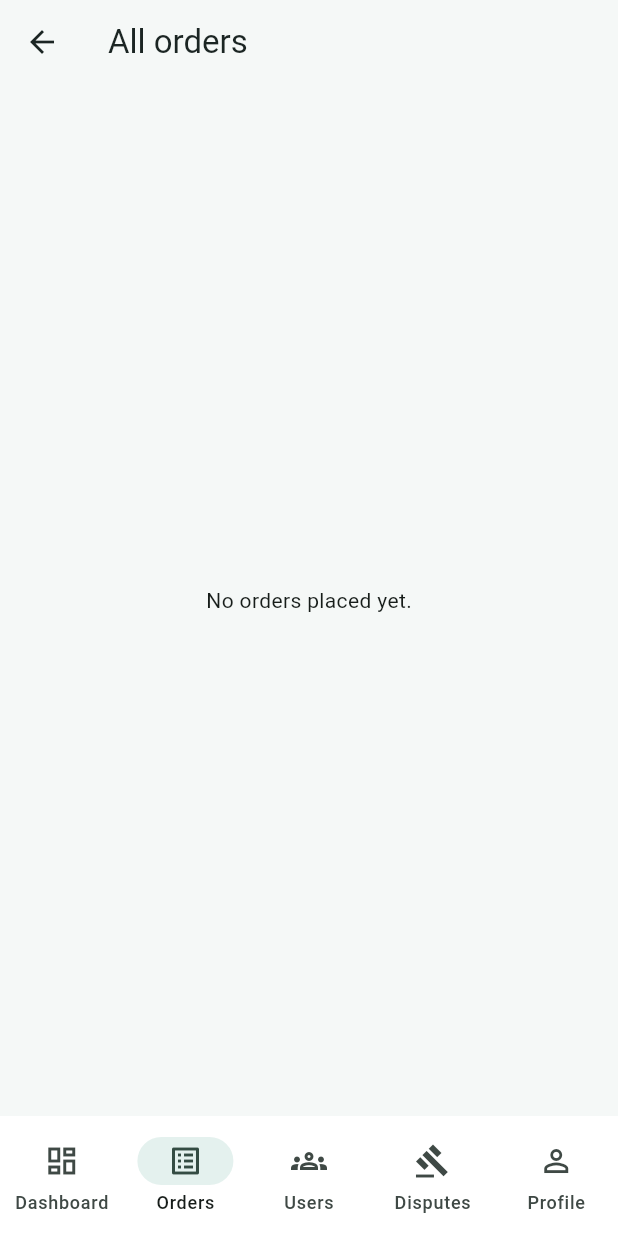
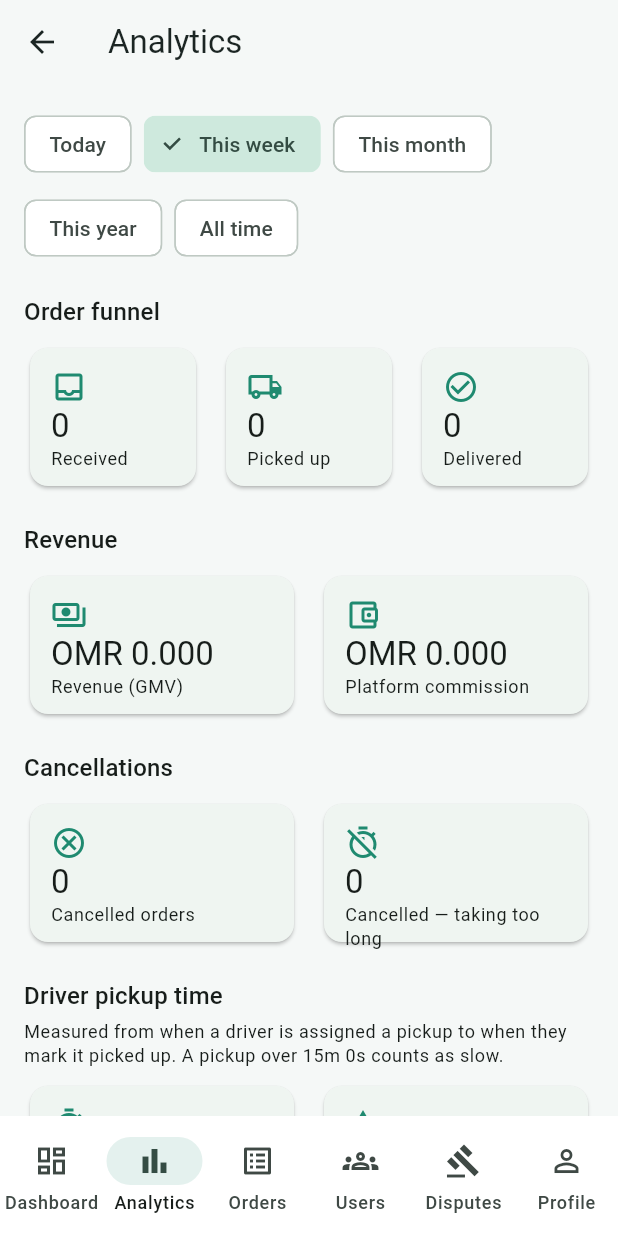
Before and after one commit to talalscorpions-dotcom/Laundry-, a Flutter app: the AdminShell screen opened by its route, item 2 of the bottom bar chosen, on a phone screen of 412 x 824 dp. Run offline on Flutter 3.47's test engine with Material 3 defaults, Android fonts, the phone set to English and light mode, and no system bars; our stand-ins replace file_picker, geolocator; accounts and stored records are empty.

Commit message:
feat(admin): Analytics tab — order funnel, revenue, partner/driver performance, cancellations
Adds a period-filtered (Today/This week/This month/This year/All time)
Analytics tab to the admin panel, plus the data plumbing it needs:

- Order funnel: orders received vs. picked up vs. delivered, per period.
- Revenue: GMV and platform commission generated per period.
- Partner performance: orders received per partner, per period.
- Driver pickup-time performance: average time from a driver being
  assigned a pickup (effectively "accepting" the job) to marking it
  picked up, plus a per-driver breakdown flagging pickups over a 15-minute
  threshold as slow.
- Cancellations: how many orders were cancelled, and how many specifically
  because the customer said the order was taking too long.

To make that last one real rather than always zero, customers now get a
"Cancel order" button on the tracking screen (available before a driver
has physically picked up the items) with a reason picker — taking too
long / changed my mind / other — stored as a new `CancellationReason` on
the order.

Underlying data model changes:
- LaundryOrder gains timestamp fields (pickupAssignedAt, pickedUpAt,
  deliveryAssignedAt, outForDeliveryAt, deliveredAt, cancelledAt) set by
  the corresponding AppState method as the order moves through its
  lifecycle, plus a `pickupDuration` getter — analytics reads these
  directly instead of parsing the free-text activity log.
- cancelOrder gained optional `category`/`cancelledByRole` params
  (backward compatible — existing positional calls are unaffected).
- New lib/utils/analytics.dart: `ReportPeriod` enum (with a `startFrom`
  cutoff helper) and a small `DriverPickupStats` DTO.
- New AppState reporting methods: ordersSince, receivedCountFor,
  pickedUpCountFor, deliveredCountFor, revenueFor, commissionFor,
  orderCountByPartner, averagePickupDuration, slowPickupCount,
  driverPickupStats, cancelledCountFor, cancelledDueToDelayCountFor.

Verified with flutter analyze (clean), flutter test (25/25 passing,
including 7 new analytics tests), flutter build web --release, and a full
live run through the deployed build (place → cancel-for-delay one order,
place → accept → assign → pick up another, then confirmed the Analytics
tab's numbers matched exactly).

Co-Authored-By: Claude Sonnet 5 <noreply@anthropic.com>
Claude-Session: https://claude.ai/code/session_01TsiDGdgUvaWPVwPFWuUDNE

```diff
--- a/lib/data/app_state.dart
+++ b/lib/data/app_state.dart
@@ -12,6 +12,7 @@ import '../services/device_location_service.dart';
 import '../services/location_service.dart';
 import '../services/notification_service.dart';
 import '../services/payment_service.dart';
+import '../utils/analytics.dart';
 import '../utils/password_hash.dart';
 import '../utils/scheduling.dart';
 import 'mock_data.dart';
@@ -435,6 +436,10 @@ class AppState extends ChangeNotifier {
     _mutate(orderId, (o) {
       o.pickupDriverId = driverId;
       o.status = OrderStatus.pickupAssigned;
+      // The moment the driver is assigned is, in effect, when they "accept"
+      // the pickup job — the admin analytics screen measures driver pickup
+      // time from here to markPickedUp below.
+      o.pickupAssignedAt = DateTime.now();
       o.logEvent('${driverById(driverId)?.name ?? driverId} assigned for pickup.');
     });
   }
@@ -442,6 +447,7 @@ class AppState extends ChangeNotifier {
   void markPickedUp(String orderId) {
     _mutate(orderId, (o) {
       o.status = OrderStatus.pickedUp;
+      o.pickedUpAt = DateTime.now();
       o.logEvent('Items picked up from customer.');
     });
   }
@@ -541,6 +547,7 @@ class AppState extends ChangeNotifier {
     _mutate(orderId, (o) {
       o.deliveryDriverId = driverId;
       o.status = OrderStatus.deliveryAssigned;
+      o.deliveryAssignedAt = DateTime.now();
       o.logEvent('${driverById(driverId)?.name ?? driverId} assigned for delivery.');
     });
   }
@@ -553,6 +560,7 @@ class AppState extends ChangeNotifier {
     _mutate(orderId, (o) {
       o.deliveryOtp = (1000 + _random.nextInt(9000)).toString();
       o.status = OrderStatus.outForDelivery;
+      o.outForDeliveryAt = DateTime.now();
       o.logEvent('Out for delivery.');
     });
   }
@@ -568,6 +576,7 @@ class AppState extends ChangeNotifier {
     }
     _mutate(orderId, (o) {
       o.status = OrderStatus.delivered;
+      o.deliveredAt = DateTime.now();
       if (o.paymentMethod == PaymentMethod.cashOnDelivery) {
         o.paymentStatus = PaymentStatus.paid;
       }
@@ -576,9 +585,18 @@ class AppState extends ChangeNotifier {
     return true;
   }
 
-  void cancelOrder(String orderId, String reason) {
+  /// Cancels an order. [category] and [cancelledByRole] are optional
+  /// structured tags on top of the free-text [reason] — e.g. the customer
+  /// tracking screen's "Cancel order" flow passes
+  /// `category: CancellationReason.delay, cancelledByRole: 'customer'` so
+  /// the admin analytics screen can report "cancellations due to delay"
+  /// without parsing the activity log.
+  void cancelOrder(String orderId, String reason, {CancellationReason? category, String? cancelledByRole}) {
     _mutate(orderId, (o) {
       o.status = OrderStatus.cancelled;
+      o.cancelledAt = DateTime.now();
+      o.cancellationReason = category;
+      o.cancelledByRole = cancelledByRole;
       o.logEvent('Order cancelled: $reason');
     });
   }
@@ -643,6 +661,106 @@ class AppState extends ChangeNotifier {
 
   int get deliveredCount => completedOrderCount;
 
+  // ---- Admin analytics: reporting by period ----
+  //
+  // Everything below is filtered by a `ReportPeriod` (Today / This week /
+  // This month / This year / All time) rather than being a fixed all-time
+  // number like the getters above — this is what backs the admin
+  // Analytics tab's period selector.
+
+  /// Orders placed on or after [period]'s start (or every order, for
+  /// [ReportPeriod.allTime]).
+  List<LaundryOrder> ordersSince(ReportPeriod period) {
+    final cutoff = period.startFrom(DateTime.now());
+    if (cutoff == null) return orders;
+    return orders.where((o) => !o.createdAt.isBefore(cutoff)).toList();
+  }
+
+  /// The order funnel for [period]: how many were received (placed) vs.
+  /// actually picked up vs. delivered. `pickedUp` counts every order that
+  /// reached pickup, regardless of where it is now (or was cancelled
+  /// afterwards) — `delivered` only counts ones that made it all the way.
+  int receivedCountFor(ReportPeriod period) => ordersSince(period).length;
+
+  int pickedUpCountFor(ReportPeriod period) => ordersSince(period).where((o) => o.pickedUpAt != null).length;
+
+  int deliveredCountFor(ReportPeriod period) =>
+      ordersSince(period).where((o) => o.status == OrderStatus.delivered).length;
+
+  /// Revenue generated by the app for [period] — GMV (what customers were
+  /// charged) and the platform's commission cut of it. Cancelled orders are
+  /// excluded, same as the all-time [totalGmv]/[totalCommission] getters.
+  double revenueFor(ReportPeriod period) =>
+      ordersSince(period).where((o) => o.status != OrderStatus.cancelled).fold(0.0, (s, o) => s + o.total);
+
+  double commissionFor(ReportPeriod period) =>
+      ordersSince(period).where((o) => o.status != OrderStatus.cancelled).fold(0.0, (s, o) => s + o.commissionAmount);
+
+  /// How many orders each partner received in [period] — partnerId -> count.
+  Map<String, int> orderCountByPartner(ReportPeriod period) {
+    final counts = <String, int>{};
+    for (final order in ordersSince(period)) {
+      counts[order.partnerId] = (counts[order.partnerId] ?? 0) + 1;
+    }
+    return counts;
+  }
+
+  /// A pickup running longer than this counts as "slow" for the
+  /// driver-performance report.
+  static const Duration kSlowPickupThreshold = Duration(minutes: 15);
+
+  List<Duration> _pickupDurationsFor(ReportPeriod period, {String? driverId}) {
+    return ordersSince(period)
+        .where((o) => o.pickupDuration != null && (driverId == null || o.pickupDriverId == driverId))
+        .map((o) => o.pickupDuration!)
+        .toList();
+  }
+
+  Duration? _average(List<Duration> durations) {
+    if (durations.isEmpty) return null;
+    final totalMs = durations.fold<int>(0, (s, d) => s + d.inMilliseconds);
+    return Duration(milliseconds: totalMs ~/ durations.length);
+  }
+
+  /// Average driver pickup time for [period] — measured from when a driver
+  /// is assigned a pickup (`assignPickupDriver`, effectively "accepting" the
+  /// job) to when they call `markPickedUp`. Pass [driverId] to scope it to
+  /// one driver; omit it for the platform-wide average.
+  Duration? averagePickupDuration(ReportPeriod period, {String? driverId}) =>
+      _average(_pickupDurationsFor(period, driverId: driverId));
+
+  /// How many of [driverId]'s pickups in [period] ran longer than
+  /// [threshold] — omit [driverId] for the platform-wide count.
+  int slowPickupCount(ReportPeriod period, {String? driverId, Duration threshold = kSlowPickupThreshold}) =>
+      _pickupDurationsFor(period, driverId: driverId).where((d) => d > threshold).length;
+
+  /// Per-driver pickup performance for [period] (drivers with zero pickups
+  /// in the period are omitted) — what backs the "how many drivers took
+  /// more time" report, broken down driver by driver.
+  Map<String, DriverPickupStats> driverPickupStats(ReportPeriod period, {Duration threshold = kSlowPickupThreshold}) {
+    final result = <String, DriverPickupStats>{};
+    for (final driver in drivers) {
+      final durations = _pickupDurationsFor(period, driverId: driver.id);
+      if (durations.isEmpty) continue;
+      result[driver.id] = DriverPickupStats(
+        pickupCount: durations.length,
+        average: _average(durations)!,
+        slowCount: durations.where((d) => d > threshold).length,
+      );
+    }
+    return result;
+  }
+
+  /// How many orders were cancelled in [period], and how many of those were
+  /// specifically because the customer said the order was taking too long
+  /// (`CancellationReason.delay`) — see `cancelOrder`.
+  int cancelledCountFor(ReportPeriod period) =>
+      ordersSince(period).where((o) => o.status == OrderStatus.cancelled).length;
+
+  int cancelledDueToDelayCountFor(ReportPeriod period) => ordersSince(period)
+      .where((o) => o.status == OrderStatus.cancelled && o.cancellationReason == CancellationReason.delay)
+      .length;
+
   void _mutate(String orderId, void Function(LaundryOrder order) mutate) {
     final order = orders.firstWhere((o) => o.id == orderId);
     mutate(order);
--- a/lib/models/enums.dart
+++ b/lib/models/enums.dart
@@ -55,6 +55,12 @@ enum PaymentMethod { card, wallet, cashOnDelivery }
 enum PaymentStatus { pending, paid, failed, refunded }
 
 enum DisputeStatus { open, resolved }
+
+/// Why an order was cancelled — tracked (rather than just a free-text
+/// reason) so the admin analytics screen can answer questions like "how
+/// many cancellations were because the order was taking too long" instead
+/// of just counting cancellations blindly.
+enum CancellationReason { delay, changedMind, other }
 
 /// KYC/onboarding document review status for Partner and Driver accounts —
 /// set to `pending` the moment they sign up and submit documents. Nothing
@@ -155,6 +161,19 @@ extension PaymentMethodX on PaymentMethod {
   }
 }
 
+extension CancellationReasonX on CancellationReason {
+  String get label {
+    switch (this) {
+      case CancellationReason.delay:
+        return 'Order was taking too long';
+      case CancellationReason.changedMind:
+        return 'Changed my mind';
+      case CancellationReason.other:
+        return 'Other';
+    }
+  }
+}
+
 extension VerificationStatusX on VerificationStatus {
   String get label {
     switch (this) {
--- a/lib/models/order.dart
+++ b/lib/models/order.dart
@@ -121,6 +121,33 @@ class LaundryOrder {
   /// (`AppState.confirmDelivery`) instead of just tapping "delivered".
   String? deliveryOtp;
 
+  // ---- Timestamps for the admin analytics screen ----
+  //
+  // `createdAt` already covers "order received." These cover every other
+  // milestone the reports need a duration or a time-bucket from — set by the
+  // matching AppState method (assignPickupDriver, markPickedUp, ...) rather
+  // than parsed out of the free-text activityLog.
+
+  /// When a pickup driver was assigned — i.e. when the driver "accepted"
+  /// the pickup job. Paired with [pickedUpAt] for [pickupDuration].
+  DateTime? pickupAssignedAt;
+  DateTime? pickedUpAt;
+  DateTime? deliveryAssignedAt;
+  DateTime? outForDeliveryAt;
+  DateTime? deliveredAt;
+
+  /// Set together by `AppState.cancelOrder` when [status] becomes
+  /// [OrderStatus.cancelled].
+  DateTime? cancelledAt;
+  CancellationReason? cancellationReason;
+  String? cancelledByRole;
+
+  /// How long the assigned driver took to actually collect the items,
+  /// measured from when they were assigned (effectively, "accepted") the
+  /// pickup job. Null until both timestamps are recorded.
+  Duration? get pickupDuration =>
+      (pickupAssignedAt != null && pickedUpAt != null) ? pickedUpAt!.difference(pickupAssignedAt!) : null;
+
   /// Value of the laundry service itself (what the commission is taken on).
   double get subtotal => items.fold(0, (sum, i) => sum + i.lineTotal);
 
--- /dev/null
+++ b/lib/screens/admin/admin_analytics_screen.dart
@@ -0,0 +1,180 @@
+import 'package:flutter/material.dart';
+import 'package:provider/provider.dart';
+
+import '../../data/app_state.dart';
+import '../../utils/analytics.dart';
+import '../../utils/formatters.dart';
+import '../../widgets/stat_card.dart';
+
+/// The admin's deeper reporting screen, filtered by a period selector —
+/// the Dashboard tab stays a live, all-time operations snapshot; this tab
+/// answers "how many/how much, broken down daily/weekly/monthly/yearly."
+class AdminAnalyticsScreen extends StatefulWidget {
+  const AdminAnalyticsScreen({super.key});
+
+  @override
+  State<AdminAnalyticsScreen> createState() => _AdminAnalyticsScreenState();
+}
+
+class _AdminAnalyticsScreenState extends State<AdminAnalyticsScreen> {
+  ReportPeriod _period = ReportPeriod.thisWeek;
+
+  @override
+  Widget build(BuildContext context) {
+    final appState = context.watch<AppState>();
+    final period = _period;
+
+    final partnerCounts = appState.orderCountByPartner(period).entries.toList()
+      ..sort((a, b) => b.value.compareTo(a.value));
+    final driverStats = appState.driverPickupStats(period).entries.toList()
+      ..sort((a, b) => b.value.pickupCount.compareTo(a.value.pickupCount));
+    final avgPickup = appState.averagePickupDuration(period);
+    final slowPickups = appState.slowPickupCount(period);
+
+    return Scaffold(
+      appBar: AppBar(title: const Text('Analytics')),
+      body: ListView(
+        padding: const EdgeInsets.all(16),
+        children: [
+          Wrap(
+            spacing: 8,
+            runSpacing: 8,
+            children: [
+              for (final p in ReportPeriod.values)
+                ChoiceChip(
+                  label: Text(p.label),
+                  selected: _period == p,
+                  onSelected: (_) => setState(() => _period = p),
+                ),
+            ],
+          ),
+          const SizedBox(height: 20),
+
+          Text('Order funnel', style: Theme.of(context).textTheme.titleMedium),
+          const SizedBox(height: 8),
+          _StatRow(children: [
+            StatCard(label: 'Received', value: '${appState.receivedCountFor(period)}', icon: Icons.inbox_outlined),
+            StatCard(
+              label: 'Picked up',
+              value: '${appState.pickedUpCountFor(period)}',
+              icon: Icons.local_shipping_outlined,
+            ),
+            StatCard(
+              label: 'Delivered',
+              value: '${appState.deliveredCountFor(period)}',
+              icon: Icons.check_circle_outline,
+            ),
+          ]),
+
+          const SizedBox(height: 20),
+          Text('Revenue', style: Theme.of(context).textTheme.titleMedium),
+          const SizedBox(height: 8),
+          _StatRow(children: [
+            StatCard(
+              label: 'Revenue (GMV)',
+              value: formatCurrency(appState.revenueFor(period)),
+              icon: Icons.payments_outlined,
+            ),
+            StatCard(
+              label: 'Platform commission',
+              value: formatCurrency(appState.commissionFor(period)),
+              icon: Icons.account_balance_wallet_outlined,
+            ),
+          ]),
+
+          const SizedBox(height: 20),
+          Text('Cancellations', style: Theme.of(context).textTheme.titleMedium),
+          const SizedBox(height: 8),
+          _StatRow(children: [
+            StatCard(
+              label: 'Cancelled orders',
+              value: '${appState.cancelledCountFor(period)}',
+              icon: Icons.cancel_outlined,
+            ),
+            StatCard(
+              label: 'Cancelled — taking too long',
+              value: '${appState.cancelledDueToDelayCountFor(period)}',
+              icon: Icons.timer_off_outlined,
+            ),
+          ]),
+
+          const SizedBox(height: 20),
+          Text('Driver pickup time', style: Theme.of(context).textTheme.titleMedium),
+          const SizedBox(height: 4),
+          Text(
+            'Measured from when a driver is assigned a pickup to when they mark it picked up. '
+            'A pickup over ${formatDuration(AppState.kSlowPickupThreshold)} counts as slow.',
+            style: Theme.of(context).textTheme.bodySmall,
+          ),
+          const SizedBox(height: 8),
+          _StatRow(children: [
+            StatCard(
+              label: 'Average pickup time',
+              value: avgPickup == null ? '—' : formatDuration(avgPickup),
+              icon: Icons.timer_outlined,
+            ),
+            StatCard(label: 'Slow pickups', value: '$slowPickups', icon: Icons.warning_amber_outlined),
+          ]),
+          const SizedBox(height: 8),
+          if (driverStats.isEmpty)
+            const Padding(padding: EdgeInsets.all(8), child: Text('No completed pickups in this period.'))
+          else
+            for (final entry in driverStats)
+              Card(
+                child: ListTile(
+                  leading: const Icon(Icons.two_wheeler_outlined),
+                  title: Text(appState.driverById(entry.key)?.name ?? entry.key),
+                  subtitle: Text('${entry.value.pickupCount} pickup${entry.value.pickupCount == 1 ? '' : 's'}'
+                      ' • avg ${formatDuration(entry.value.average)}'),
+                  trailing: entry.value.slowCount == 0
+                      ? null
+                      : Chip(
+                          label: Text('${entry.value.slowCount} slow'),
+                          backgroundColor: Colors.red.withOpacity(0.12),
+                          labelStyle: const TextStyle(color: Colors.red, fontWeight: FontWeight.w600),
+                        ),
+                ),
+              ),
+
+          const SizedBox(height: 20),
+          Text('Partner performance', style: Theme.of(context).textTheme.titleMedium),
+          const SizedBox(height: 8),
+          if (partnerCounts.isEmpty)
+            const Padding(padding: EdgeInsets.all(8), child: Text('No orders in this period.'))
+          else
+            for (final entry in partnerCounts)
+              Card(
+                child: ListTile(
+                  leading: const Icon(Icons.storefront_outlined),
+                  title: Text(appState.partnerById(entry.key).name),
+                  trailing: Text(
+                    '${entry.value} order${entry.value == 1 ? '' : 's'}',
+                    style: Theme.of(context).textTheme.titleSmall,
+                  ),
+                ),
+              ),
+        ],
+      ),
+    );
+  }
+}
+
+/// Lays StatCards out in an evenly-spaced row that still wraps sensibly on
+/// a narrow phone screen, instead of a fixed-column GridView.
+class _StatRow extends StatelessWidget {
+  const _StatRow({required this.children});
+
+  final List<Widget> children;
+
+  @override
+  Widget build(BuildContext context) {
+    return Row(
+      children: [
+        for (var i = 0; i < children.length; i++) ...[
+          if (i > 0) const SizedBox(width: 12),
+          Expanded(child: SizedBox(height: 100, child: children[i])),
+        ],
+      ],
+    );
+  }
+}
--- a/lib/screens/admin/admin_shell.dart
+++ b/lib/screens/admin/admin_shell.dart
@@ -3,6 +3,7 @@ import 'package:provider/provider.dart';
 
 import '../../data/app_state.dart';
 import '../../routing/app_routes.dart';
+import 'admin_analytics_screen.dart';
 import 'admin_dashboard_screen.dart';
 import 'admin_disputes_screen.dart';
 import 'admin_orders_screen.dart';
@@ -22,6 +23,7 @@ class _AdminShellState extends State<AdminShell> {
   Widget build(BuildContext context) {
     const pages = [
       AdminDashboardScreen(),
+      AdminAnalyticsScreen(),
       AdminOrdersScreen(),
       AdminUsersScreen(),
       AdminDisputesScreen(),
@@ -37,6 +39,11 @@ class _AdminShellState extends State<AdminShell> {
             icon: Icon(Icons.dashboard_outlined),
             selectedIcon: Icon(Icons.dashboard),
             label: 'Dashboard',
+          ),
+          NavigationDestination(
+            icon: Icon(Icons.bar_chart_outlined),
+            selectedIcon: Icon(Icons.bar_chart),
+            label: 'Analytics',
           ),
           NavigationDestination(
             icon: Icon(Icons.list_alt_outlined),
--- /dev/null
+++ b/lib/utils/analytics.dart
@@ -0,0 +1,53 @@
+/// The rolling time window the admin analytics screen filters every report
+/// by. Covers the "annually / monthly / weekly / daily" breakdowns requested
+/// for partner performance, revenue, and driver pickup-time reporting, plus
+/// an unfiltered view.
+enum ReportPeriod { today, thisWeek, thisMonth, thisYear, allTime }
+
+extension ReportPeriodX on ReportPeriod {
+  String get label {
+    switch (this) {
+      case ReportPeriod.today:
+        return 'Today';
+      case ReportPeriod.thisWeek:
+        return 'This week';
+      case ReportPeriod.thisMonth:
+        return 'This month';
+      case ReportPeriod.thisYear:
+        return 'This year';
+      case ReportPeriod.allTime:
+        return 'All time';
+    }
+  }
+
+  /// The earliest moment this period includes, relative to [now] — null for
+  /// [allTime], meaning "no lower bound."
+  DateTime? startFrom(DateTime now) {
+    final startOfToday = DateTime(now.year, now.month, now.day);
+    switch (this) {
+      case ReportPeriod.today:
+        return startOfToday;
+      case ReportPeriod.thisWeek:
+        // Monday as the start of the week.
+        return startOfToday.subtract(Duration(days: now.weekday - 1));
+      case ReportPeriod.thisMonth:
+        return DateTime(now.year, now.month, 1);
+      case ReportPeriod.thisYear:
+        return DateTime(now.year, 1, 1);
+      case ReportPeriod.allTime:
+        return null;
+    }
+  }
+}
+
+/// One driver's pickup performance within a [ReportPeriod] — how many
+/// pickups they completed, how long they took on average (measured from
+/// being assigned the job to marking it picked up), and how many of those
+/// pickups ran over the slow-pickup threshold.
+class DriverPickupStats {
+  const DriverPickupStats({required this.pickupCount, required this.average, required this.slowCount});
+
+  final int pickupCount;
+  final Duration average;
+  final int slowCount;
+}
--- a/lib/utils/formatters.dart
+++ b/lib/utils/formatters.dart
@@ -5,3 +5,12 @@ const double kDeliveryFee = 0.500;
 
 /// Oman uses 3 decimal places for its currency (Baisa is 1/1000 Rial).
 String formatCurrency(double value) => 'OMR ${value.toStringAsFixed(3)}';
+
+/// "1h 12m", "12m", or "45s" — used for driver pickup-time reporting on the
+/// admin analytics screen, where a raw `Duration.toString()` (e.g.
+/// "0:12:34.000000") would be unreadable.
+String formatDuration(Duration d) {
+  if (d.inHours > 0) return '${d.inHours}h ${d.inMinutes.remainder(60)}m';
+  if (d.inMinutes > 0) return '${d.inMinutes}m ${d.inSeconds.remainder(60)}s';
+  return '${d.inSeconds}s';
+}
```
Also changed, not shown: lib/screens/customer/order_tracking_screen.dart (+65 -0 lines), 2 other files.
